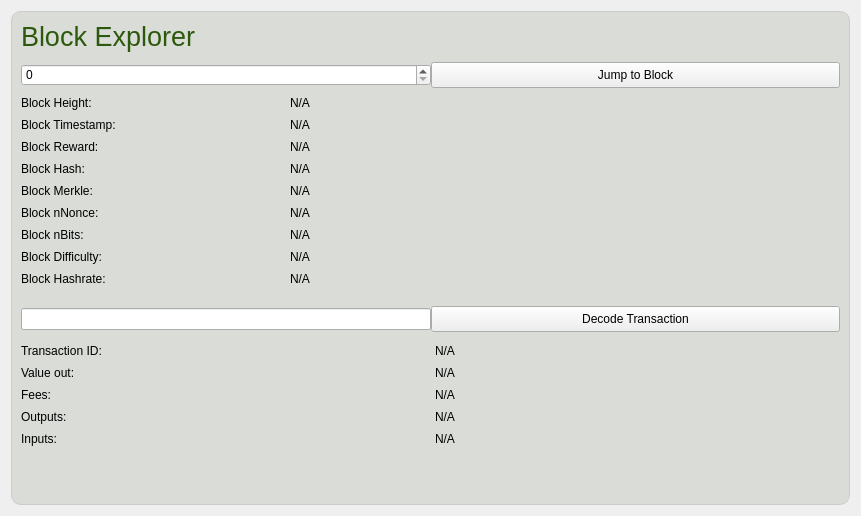
First picture: the form in src/qt/forms/blockbrowser.ui, repository dopecoin-dev/DopeCoinV3, before the edit.
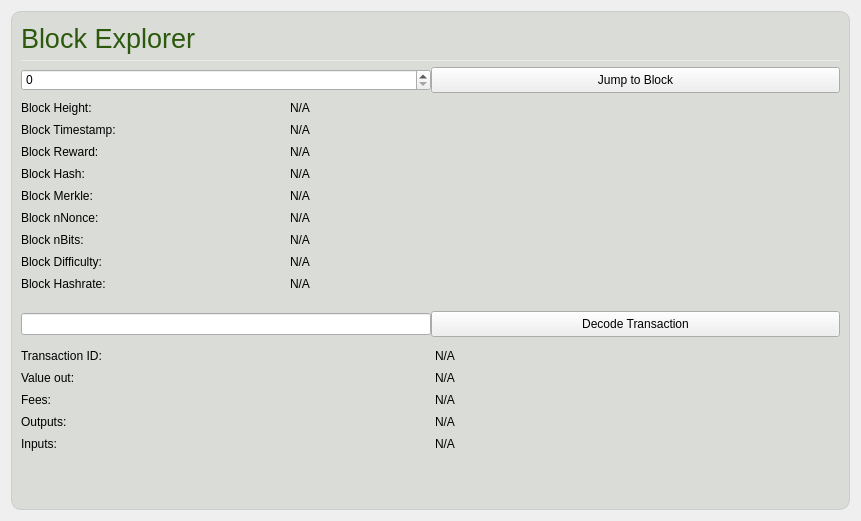
Second picture: the form after the edit.

Patch:
```diff
--- a/src/qt/forms/blockbrowser.ui
+++ b/src/qt/forms/blockbrowser.ui
@@ -13,7 +13,7 @@
     <x>0</x>
     <y>0</y>
     <width>861</width>
-    <height>481</height>
+    <height>507</height>
    </rect>
   </property>
   <property name="sizePolicy">
@@ -44,26 +44,34 @@
       <property name="spacing">
        <number>0</number>
       </property>
-      <item row="3" column="1">
-       <widget class="QPushButton" name="blockButton">
-        <property name="sizePolicy">
-         <sizepolicy hsizetype="Minimum" vsizetype="Minimum">
-          <horstretch>0</horstretch>
-          <verstretch>0</verstretch>
-         </sizepolicy>
+      <item row="2" column="0" colspan="2">
+       <layout class="QHBoxLayout" name="horizontalLayout">
+        <property name="topMargin">
+         <number>2</number>
         </property>
-        <property name="minimumSize">
-         <size>
-          <width>0</width>
-          <height>26</height>
-         </size>
+        <property name="bottomMargin">
+         <number>0</number>
         </property>
-        <property name="text">
-         <string>Jump to Block</string>
-        </property>
-       </widget>
+        <item>
+         <widget class="QLabel" name="blockHeader">
+          <property name="font">
+           <font>
+            <pointsize>20</pointsize>
+            <weight>50</weight>
+            <bold>false</bold>
+           </font>
+          </property>
+          <property name="styleSheet">
+           <string notr="true">QLabel { color: #2C590C; border: none;}</string>
+          </property>
+          <property name="text">
+           <string>Block Explorer</string>
+          </property>
+         </widget>
+        </item>
+       </layout>
       </item>
-      <item row="6" column="0">
+      <item row="8" column="0">
        <widget class="QLineEdit" name="txBox">
         <property name="sizePolicy">
          <sizepolicy hsizetype="Preferred" vsizetype="Fixed">
@@ -88,42 +96,7 @@
         </property>
        </widget>
       </item>
-      <item row="3" column="0">
-       <widget class="QSpinBox" name="heightBox">
-        <property name="sizePolicy">
-         <sizepolicy hsizetype="Minimum" vsizetype="Fixed">
-          <horstretch>0</horstretch>
-          <verstretch>0</verstretch>
-         </sizepolicy>
-        </property>
-        <property name="minimumSize">
-         <size>
-          <width>131</width>
-          <height>0</height>
-         </size>
-        </property>
-        <property name="maximum">
-         <number>99999999</number>
-        </property>
-       </widget>
-      </item>
-      <item row="5" column="0">
-       <spacer name="verticalSpacer">
-        <property name="orientation">
-         <enum>Qt::Vertical</enum>
-        </property>
-        <property name="sizeType">
-         <enum>QSizePolicy::Fixed</enum>
-        </property>
-        <property name="sizeHint" stdset="0">
-         <size>
-          <width>20</width>
-          <height>20</height>
-         </size>
-        </property>
-       </spacer>
-      </item>
-      <item row="8" column="0">
+      <item row="10" column="0">
        <spacer name="verticalSpacer_2">
         <property name="orientation">
          <enum>Qt::Vertical</enum>
@@ -136,169 +109,7 @@
         </property>
        </spacer>
       </item>
-      <item row="6" column="1">
-       <widget class="QPushButton" name="txButton">
-        <property name="sizePolicy">
-         <sizepolicy hsizetype="Minimum" vsizetype="Minimum">
-          <horstretch>0</horstretch>
-          <verstretch>0</verstretch>
-         </sizepolicy>
-        </property>
-        <property name="minimumSize">
-         <size>
-          <width>0</width>
-          <height>26</height>
-         </size>
-        </property>
-        <property name="text">
-         <string>Decode Transaction</string>
-        </property>
-       </widget>
-      </item>
-      <item row="7" column="0" colspan="2">
-       <layout class="QGridLayout" name="topgrid">
-        <property name="topMargin">
-         <number>12</number>
-        </property>
-        <property name="bottomMargin">
-         <number>9</number>
-        </property>
-        <property name="spacing">
-         <number>8</number>
-        </property>
-        <item row="0" column="0">
-         <widget class="QLabel" name="txLabel">
-          <property name="styleSheet">
-           <string notr="true">QLabel { border: none;}</string>
-          </property>
-          <property name="text">
-           <string>Transaction ID:</string>
-          </property>
-         </widget>
-        </item>
-        <item row="0" column="1">
-         <widget class="QLabel" name="txID">
-          <property name="styleSheet">
-           <string notr="true">QLabel { border: none;}</string>
-          </property>
-          <property name="text">
-           <string>N/A</string>
-          </property>
-          <property name="textInteractionFlags">
-           <set>Qt::LinksAccessibleByMouse|Qt::TextSelectableByKeyboard|Qt::TextSelectableByMouse</set>
-          </property>
-         </widget>
-        </item>
-        <item row="1" column="0">
-         <widget class="QLabel" name="valueLabel">
-          <property name="styleSheet">
-           <string notr="true">QLabel { border: none;}</string>
-          </property>
-          <property name="text">
-           <string>Value out:</string>
-          </property>
-         </widget>
-        </item>
-        <item row="1" column="1">
-         <widget class="QLabel" name="valueBox">
-          <property name="styleSheet">
-           <string notr="true">QLabel { border: none;}</string>
-          </property>
-          <property name="text">
-           <string>N/A</string>
-          </property>
-          <property name="textInteractionFlags">
-           <set>Qt::LinksAccessibleByMouse|Qt::TextSelectableByKeyboard|Qt::TextSelectableByMouse</set>
-          </property>
-         </widget>
-        </item>
-        <item row="2" column="0">
-         <widget class="QLabel" name="feesLabel">
-          <property name="styleSheet">
-           <string notr="true">QLabel { border: none;}</string>
-          </property>
-          <property name="text">
-           <string>Fees:</string>
-          </property>
-         </widget>
-        </item>
-        <item row="4" column="1">
-         <widget class="QLabel" name="inputBox">
-          <property name="styleSheet">
-           <string notr="true">QLabel { border: none;}</string>
-          </property>
-          <property name="text">
-           <string>N/A</string>
-          </property>
-          <property name="alignment">
-           <set>Qt::AlignLeading|Qt::AlignLeft|Qt::AlignTop</set>
-          </property>
-          <property name="textInteractionFlags">
-           <set>Qt::LinksAccessibleByMouse|Qt::TextSelectableByKeyboard|Qt::TextSelectableByMouse</set>
-          </property>
-         </widget>
-        </item>
-        <item row="3" column="1">
-         <widget class="QLabel" name="outputBox">
-          <property name="styleSheet">
-           <string notr="true">QLabel { border: none;}</string>
-          </property>
-          <property name="text">
-           <string>N/A</string>
-          </property>
-          <property name="alignment">
-           <set>Qt::AlignLeading|Qt::AlignLeft|Qt::AlignTop</set>
-          </property>
-          <property name="textInteractionFlags">
-           <set>Qt::LinksAccessibleByMouse|Qt::TextSelectableByKeyboard|Qt::TextSelectableByMouse</set>
-          </property>
-         </widget>
-        </item>
-        <item row="4" column="0">
-         <widget class="QLabel" name="inputLabel">
-          <property name="styleSheet">
-           <string notr="true">QLabel { border: none;}</string>
-          </property>
-          <property name="text">
-           <string>Inputs:</string>
-          </property>
-          <property name="alignment">
-           <set>Qt::AlignLeading|Qt::AlignLeft|Qt::AlignTop</set>
-          </property>
-         </widget>
-        </item>
-        <item row="2" column="1">
-         <widget class="QLabel" name="feesBox">
-          <property name="styleSheet">
-           <string notr="true">QLabel { border: none;}</string>
-          </property>
-          <property name="lineWidth">
-           <number>0</number>
-          </property>
-          <property name="text">
-           <string>N/A</string>
-          </property>
-          <property name="textInteractionFlags">
-           <set>Qt::LinksAccessibleByMouse|Qt::TextSelectableByKeyboard|Qt::TextSelectableByMouse</set>
-          </property>
-         </widget>
-        </item>
-        <item row="3" column="0">
-         <widget class="QLabel" name="outputLabel">
-          <property name="styleSheet">
-           <string notr="true">QLabel { border: none;}</string>
-          </property>
-          <property name="text">
-           <string>Outputs:</string>
-          </property>
-          <property name="alignment">
-           <set>Qt::AlignLeading|Qt::AlignLeft|Qt::AlignTop</set>
-          </property>
-         </widget>
-        </item>
-       </layout>
-      </item>
-      <item row="4" column="0" colspan="2">
+      <item row="6" column="0" colspan="2">
        <layout class="QGridLayout" name="bottomgrid">
         <property name="topMargin">
          <number>8</number>
@@ -548,28 +359,258 @@
         </item>
        </layout>
       </item>
-      <item row="2" column="0">
-       <layout class="QHBoxLayout" name="horizontalLayout">
+      <item row="7" column="0">
+       <spacer name="verticalSpacer">
+        <property name="orientation">
+         <enum>Qt::Vertical</enum>
+        </property>
+        <property name="sizeType">
+         <enum>QSizePolicy::Fixed</enum>
+        </property>
+        <property name="sizeHint" stdset="0">
+         <size>
+          <width>20</width>
+          <height>20</height>
+         </size>
+        </property>
+       </spacer>
+      </item>
+      <item row="9" column="0" colspan="2">
+       <layout class="QGridLayout" name="topgrid">
         <property name="topMargin">
-         <number>0</number>
+         <number>12</number>
         </property>
         <property name="bottomMargin">
-         <number>10</number>
+         <number>9</number>
+        </property>
+        <property name="spacing">
+         <number>8</number>
+        </property>
+        <item row="0" column="0">
+         <widget class="QLabel" name="txLabel">
+          <property name="styleSheet">
+           <string notr="true">QLabel { border: none;}</string>
+          </property>
+          <property name="text">
+           <string>Transaction ID:</string>
+          </property>
+         </widget>
+        </item>
+        <item row="0" column="1">
+         <widget class="QLabel" name="txID">
+          <property name="cursor">
+           <cursorShape>IBeamCursor</cursorShape>
+          </property>
+          <property name="styleSheet">
+           <string notr="true">QLabel { border: none;}</string>
+          </property>
+          <property name="text">
+           <string>N/A</string>
+          </property>
+          <property name="textInteractionFlags">
+           <set>Qt::LinksAccessibleByMouse|Qt::TextSelectableByKeyboard|Qt::TextSelectableByMouse</set>
+          </property>
+         </widget>
+        </item>
+        <item row="1" column="0">
+         <widget class="QLabel" name="valueLabel">
+          <property name="styleSheet">
+           <string notr="true">QLabel { border: none;}</string>
+          </property>
+          <property name="text">
+           <string>Value out:</string>
+          </property>
+         </widget>
+        </item>
+        <item row="1" column="1">
+         <widget class="QLabel" name="valueBox">
+          <property name="cursor">
+           <cursorShape>IBeamCursor</cursorShape>
+          </property>
+          <property name="styleSheet">
+           <string notr="true">QLabel { border: none;}</string>
+          </property>
+          <property name="text">
+           <string>N/A</string>
+          </property>
+          <property name="textInteractionFlags">
+           <set>Qt::LinksAccessibleByMouse|Qt::TextSelectableByKeyboard|Qt::TextSelectableByMouse</set>
+          </property>
+         </widget>
+        </item>
+        <item row="2" column="0">
+         <widget class="QLabel" name="feesLabel">
+          <property name="styleSheet">
+           <string notr="true">QLabel { border: none;}</string>
+          </property>
+          <property name="text">
+           <string>Fees:</string>
+          </property>
+         </widget>
+        </item>
+        <item row="4" column="1">
+         <widget class="QLabel" name="inputBox">
+          <property name="cursor">
+           <cursorShape>IBeamCursor</cursorShape>
+          </property>
+          <property name="styleSheet">
+           <string notr="true">QLabel { border: none;}</string>
+          </property>
+          <property name="text">
+           <string>N/A</string>
+          </property>
+          <property name="alignment">
+           <set>Qt::AlignLeading|Qt::AlignLeft|Qt::AlignTop</set>
+          </property>
+          <property name="textInteractionFlags">
+           <set>Qt::LinksAccessibleByMouse|Qt::TextSelectableByKeyboard|Qt::TextSelectableByMouse</set>
+          </property>
+         </widget>
+        </item>
+        <item row="3" column="1">
+         <widget class="QLabel" name="outputBox">
+          <property name="cursor">
+           <cursorShape>IBeamCursor</cursorShape>
+          </property>
+          <property name="styleSheet">
+           <string notr="true">QLabel { border: none;}</string>
+          </property>
+          <property name="text">
+           <string>N/A</string>
+          </property>
+          <property name="alignment">
+           <set>Qt::AlignLeading|Qt::AlignLeft|Qt::AlignTop</set>
+          </property>
+          <property name="textInteractionFlags">
+           <set>Qt::LinksAccessibleByMouse|Qt::TextSelectableByKeyboard|Qt::TextSelectableByMouse</set>
+          </property>
+         </widget>
+        </item>
+        <item row="4" column="0">
+         <widget class="QLabel" name="inputLabel">
+          <property name="styleSheet">
+           <string notr="true">QLabel { border: none;}</string>
+          </property>
+          <property name="text">
+           <string>Inputs:</string>
+          </property>
+          <property name="alignment">
+           <set>Qt::AlignLeading|Qt::AlignLeft|Qt::AlignTop</set>
+          </property>
+         </widget>
+        </item>
+        <item row="2" column="1">
+         <widget class="QLabel" name="feesBox">
+          <property name="cursor">
+           <cursorShape>IBeamCursor</cursorShape>
+          </property>
+          <property name="styleSheet">
+           <string notr="true">QLabel { border: none;}</string>
+          </property>
+          <property name="lineWidth">
+           <number>0</number>
+          </property>
+          <property name="text">
+           <string>N/A</string>
+          </property>
+          <property name="textInteractionFlags">
+           <set>Qt::LinksAccessibleByMouse|Qt::TextSelectableByKeyboard|Qt::TextSelectableByMouse</set>
+          </property>
+         </widget>
+        </item>
+        <item row="3" column="0">
+         <widget class="QLabel" name="outputLabel">
+          <property name="styleSheet">
+           <string notr="true">QLabel { border: none;}</string>
+          </property>
+          <property name="text">
+           <string>Outputs:</string>
+          </property>
+          <property name="alignment">
+           <set>Qt::AlignLeading|Qt::AlignLeft|Qt::AlignTop</set>
+          </property>
+         </widget>
+        </item>
+       </layout>
+      </item>
+      <item row="5" column="1">
+       <widget class="QPushButton" name="blockButton">
+        <property name="sizePolicy">
+         <sizepolicy hsizetype="Minimum" vsizetype="Minimum">
+          <horstretch>0</horstretch>
+          <verstretch>0</verstretch>
+         </sizepolicy>
+        </property>
+        <property name="minimumSize">
+         <size>
+          <width>0</width>
+          <height>26</height>
+         </size>
+        </property>
+        <property name="text">
+         <string>Jump to Block</string>
+        </property>
+       </widget>
+      </item>
+      <item row="5" column="0">
+       <widget class="QSpinBox" name="heightBox">
+        <property name="sizePolicy">
+         <sizepolicy hsizetype="Minimum" vsizetype="Fixed">
+          <horstretch>0</horstretch>
+          <verstretch>0</verstretch>
+         </sizepolicy>
+        </property>
+        <property name="minimumSize">
+         <size>
+          <width>131</width>
+          <height>0</height>
+         </size>
+        </property>
+        <property name="maximum">
+         <number>99999999</number>
+        </property>
+       </widget>
+      </item>
+      <item row="8" column="1">
+       <widget class="QPushButton" name="txButton">
+        <property name="sizePolicy">
+         <sizepolicy hsizetype="Minimum" vsizetype="Minimum">
+          <horstretch>0</horstretch>
+          <verstretch>0</verstretch>
+         </sizepolicy>
+        </property>
+        <property name="minimumSize">
+         <size>
+          <width>0</width>
+          <height>26</height>
+         </size>
+        </property>
+        <property name="text">
+         <string>Decode Transaction</string>
+        </property>
+       </widget>
+      </item>
+      <item row="4" column="0" colspan="2">
+       <layout class="QHBoxLayout" name="horizontalLayout_3">
+        <property name="topMargin">
+         <number>6</number>
+        </property>
+        <property name="bottomMargin">
+         <number>6</number>
         </property>
         <item>
-         <widget class="QLabel" name="blockHeader">
-          <property name="font">
-           <font>
-            <pointsize>20</pointsize>
-            <weight>50</weight>
-            <bold>false</bold>
-           </font>
+         <widget class="Line" name="line">
+          <property name="maximumSize">
+           <size>
+            <width>16777215</width>
+            <height>1</height>
+           </size>
           </property>
           <property name="styleSheet">
-           <string notr="true">QLabel { color: #2C590C; border: none;}</string>
+           <string notr="true">height:1px;border:none;background-color: #e8e9eb; font-size:0; line-height:0;</string>
           </property>
-          <property name="text">
-           <string>Block Explorer</string>
+          <property name="orientation">
+           <enum>Qt::Horizontal</enum>
           </property>
          </widget>
         </item>
```
Left out of the diff: 27 changed lines with no effect on the pictures.
